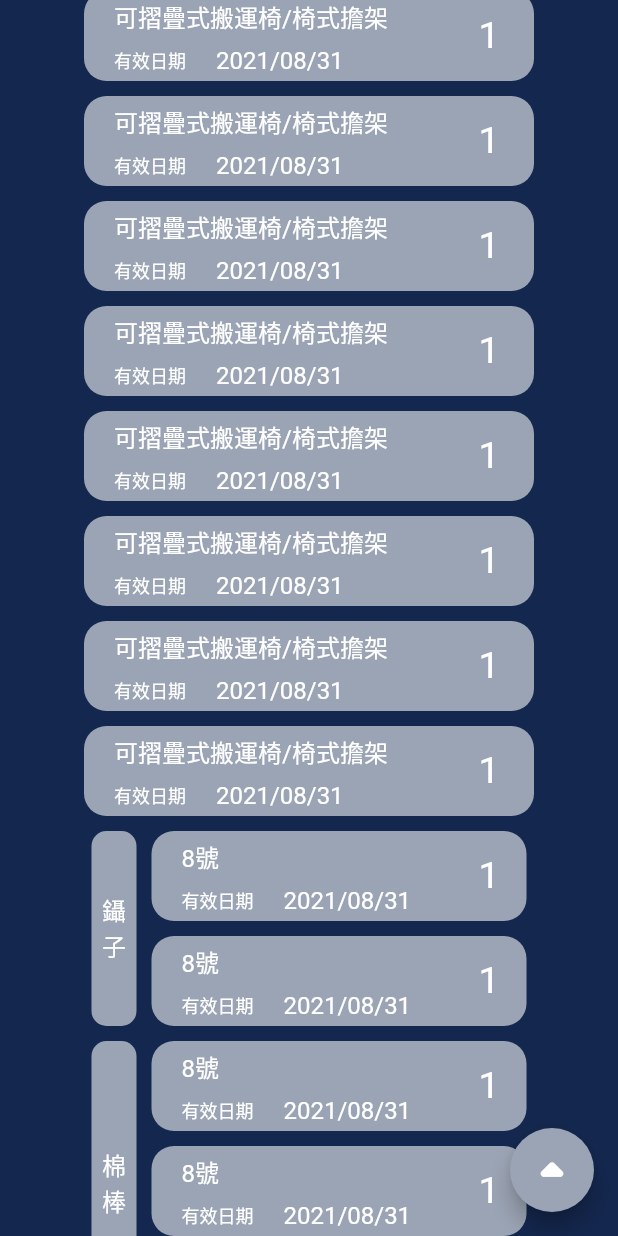
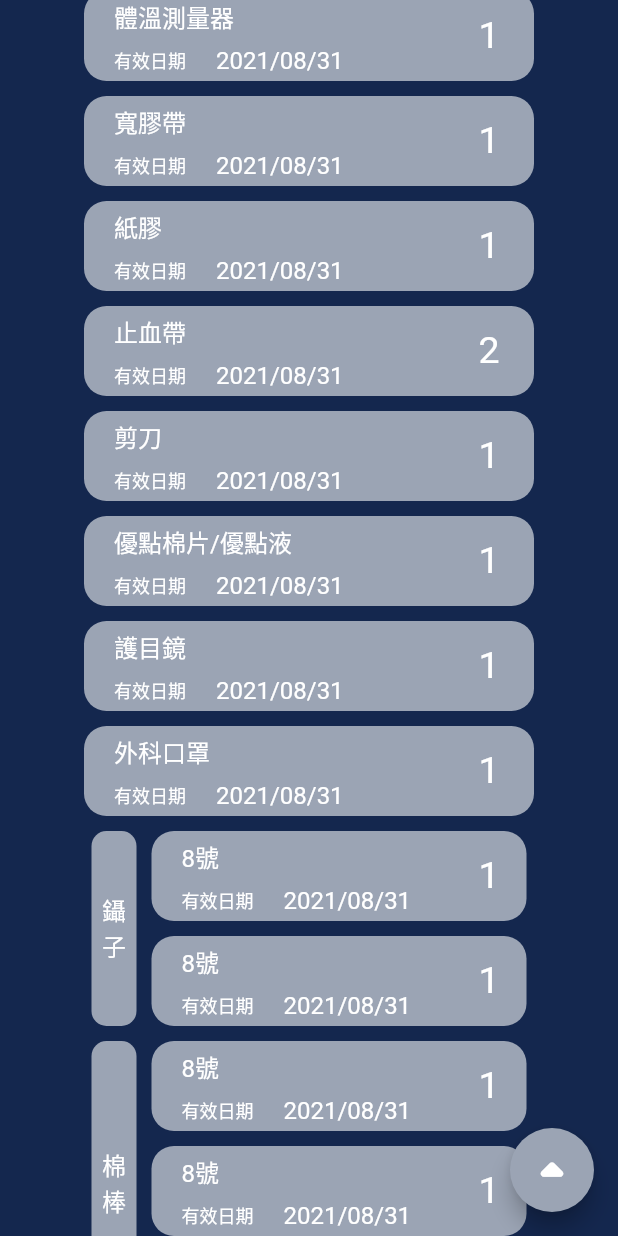
Before and after one commit to RobbyHT/ambulance_flutter, a Flutter app: the BoxWidget screen opened directly, scrolled down 576 dp, on a phone screen of 412 x 824 dp. Run offline on Flutter 3.47's test engine with Material 2 defaults, Android fonts, the phone set to English and light mode, and no system bars; our stand-ins replace bloc, date_format, equatable, flutter_bloc, flutter_easyloading, flutter_svg and 2 more; accounts and stored records are empty.

Commit message:
修改元件程式(長)

```diff
--- a/lib/screens/equipmentUI/components/longbtn.dart
+++ b/lib/screens/equipmentUI/components/longbtn.dart
@@ -1,14 +1,24 @@
 import 'package:flutter/material.dart';
 
-        class LongWidget extends StatefulWidget {
-        @override
-        _LongWidgetState createState() => _LongWidgetState();
-        }
+class LongWidget extends StatefulWidget{
+  final String inputText;
+  final String number;
+  final String day;
 
-        class _LongWidgetState extends State<LongWidget> {
-        @override
+  const LongWidget({Key key, this.inputText, this.number, this.day}) : super(key: key);
+
+
+
+  @override
+  State<StatefulWidget> createState() {
+    // TODO: implement createState
+    return LongWidgetState();
+  }
+}
+class LongWidgetState extends State<LongWidget> {
+
+    @override
         Widget build(BuildContext context) {
-        // Figma Flutter Generator LongWidget - COMPONENT
 
      return Container(
       width: 300,
@@ -21,7 +31,7 @@ import 'package:flutter/material.dart';
         Column(crossAxisAlignment: CrossAxisAlignment.start,children: <Widget>[
         Container(
             padding:EdgeInsets.only(left: 20,top:5),
-            child: Text("可摺疊式搬運椅/椅式擔架", style: TextStyle(
+            child: Text(this.widget.inputText, style: TextStyle(
         color: Color.fromRGBO(255, 255, 255, 1),
         fontSize: 16,),
           ),
@@ -36,7 +46,7 @@ import 'package:flutter/material.dart';
           ),
           Container(
           padding:EdgeInsets.only(left:20,bottom:0),
-          child:Text('2021/08/31',textAlign: TextAlign.left, style: TextStyle(
+          child:Text(this.widget.day,textAlign: TextAlign.left, style: TextStyle(
         color: Color.fromRGBO(255, 255, 255, 1),
         fontSize: 16,),) ,
           ),
@@ -44,10 +54,10 @@ import 'package:flutter/material.dart';
       ],
       ) , ),),
       Expanded(flex: 1,child:Container(width: 20,height: 30,
-        child:Text('1', textAlign: TextAlign.center, style: TextStyle(
+        child:Text(this.widget.number, textAlign: TextAlign.center, style: TextStyle(
         color: Color.fromRGBO(255, 255, 255, 1),
         fontSize: 25,)) ) ,)
       ],)
       );
         }
-        }
+  }
```
